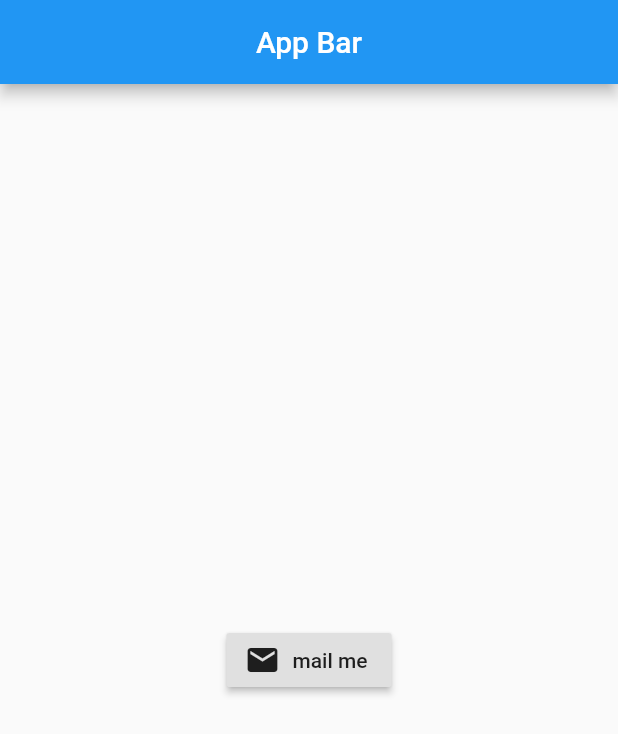
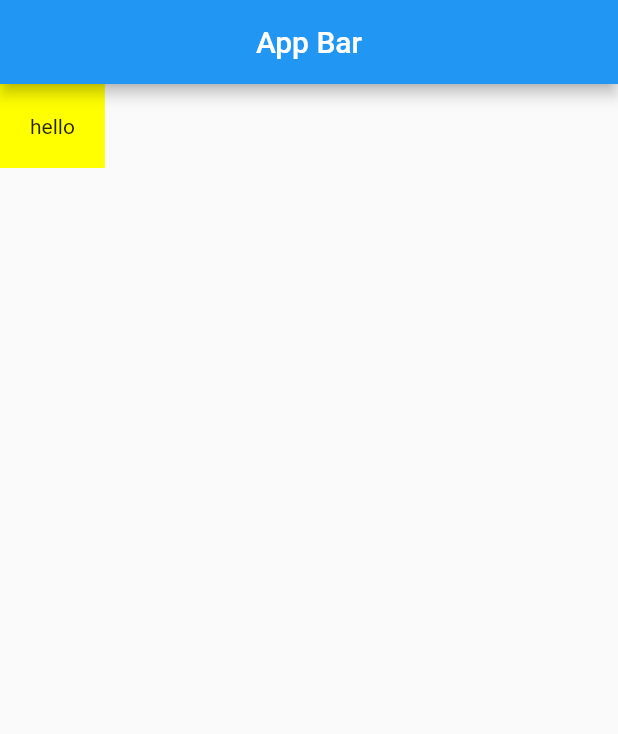
Before and after one commit to johnwanjema/hello-flutter, a Flutter app: the screen it shows after launch, on a phone screen of 412 x 824 dp. Shown: the top 734 px of the screen. Run offline on Flutter 3.47's test engine with Material 2 defaults, Android fonts, the phone set to English and light mode, and no system bars.

Commit message:
added container and padding

```diff
--- a/lib/main.dart
+++ b/lib/main.dart
@@ -12,14 +12,11 @@ class Home extends StatelessWidget {
           title: Text('App Bar'),
           centerTitle: true,
         ),
-        body: Center(
-          child: RaisedButton.icon(
-             onPressed: (){},
-            label: Text('mail me'),
-            icon : Icon(
-                Icons.mail
-            )
-          ),
-        ));
+        body:Container(
+            padding: EdgeInsets.all(20.0),
+            color: Colors.yellowAccent,
+            child: Text('hello'),
+        )
+    );
   }
 }
```
